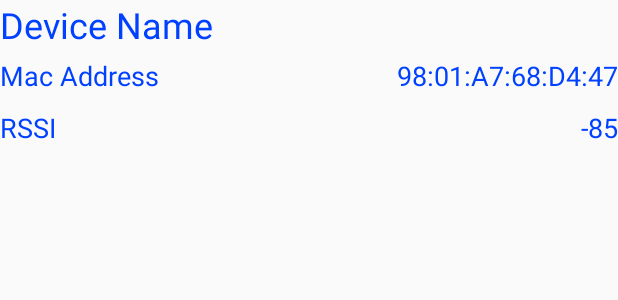
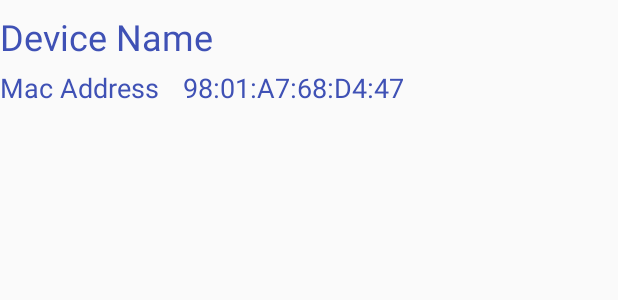
Before and after one commit to rdmcbath/BLEDemo, an Android app: the layout list_row.xml on its own in the app's theme, with its tools: preview values and no code run, on a phone screen of 412 x 824 dp. Shown: the top 300 px of the screen. Run offline under Robolectric (Android 15) with nearby library versions, the phone set to English and light mode, and no system bars.

```diff
--- a/app/src/main/java/com/mcbath/rebecca/bledemo/BleScanner.java
+++ b/app/src/main/java/com/mcbath/rebecca/bledemo/BleScanner.java
@@ -72,8 +72,8 @@ public class BleScanner {
 		// Creates a ScanFilter object and uses it when scanning, so that only devices that are
 		// advertising with a device name of “CalAmp” will be passed to the MainActivity class for listing on the UI.
 		// Comment out next 2 lines to see all ble peripherals
-		ScanFilter filter = new ScanFilter.Builder().setDeviceName("CalAmp").build();
-		filters.add(filter);
+//		ScanFilter filter = new ScanFilter.Builder().setDeviceName("CalAmp").build();
+//		filters.add(filter);
 
 		ScanSettings settings = new ScanSettings.Builder().setScanMode(ScanSettings.SCAN_MODE_LOW_LATENCY).build();
 
--- a/app/src/main/res/layout/activity_main.xml
+++ b/app/src/main/res/layout/activity_main.xml
@@ -29,6 +29,7 @@
         android:layout_height="wrap_content"
         android:gravity="center"
         android:enabled="true"
+        tools:text="Find Devices"
         android:onClick="onScan"
         android:text="" />
 
--- a/app/src/main/res/layout/list_row.xml
+++ b/app/src/main/res/layout/list_row.xml
@@ -1,7 +1,9 @@
 <LinearLayout xmlns:android="http://schemas.android.com/apk/res/android"
-    android:layout_width="fill_parent"
-    android:layout_height="fill_parent"
+    android:layout_width="match_parent"
+    android:layout_height="wrap_content"
     xmlns:tools="http://schemas.android.com/tools"
+    android:paddingTop="8dp"
+    android:paddingBottom="8dp"
     android:orientation="vertical">
 
     <TextView
@@ -10,7 +12,7 @@
         android:layout_height="wrap_content"
         android:paddingBottom="5dp"
         android:textSize="24dp"
-        android:textColor="#0040FF"
+        android:textColor="@color/colorPrimary"
         tools:text="Device Name"
         android:text="" />
 
@@ -23,8 +25,9 @@
         android:layout_width="wrap_content"
         android:layout_height="wrap_content"
         android:paddingBottom="10dp"
+        android:layout_marginEnd="16dp"
         android:textSize="18sp"
-        android:textColor="#0040FF"
+        android:textColor="@color/colorPrimary"
         tools:text="Mac Address"
         android:text="" />
 
@@ -33,38 +36,37 @@
         android:layout_width="wrap_content"
         android:layout_height="wrap_content"
         android:paddingBottom="10dp"
-        android:layout_alignParentEnd="true"
+        android:layout_toRightOf="@+id/bdaddr_label"
         android:textSize="18sp"
-        android:textColor="#0040FF"
+        android:textColor="@color/colorPrimary"
         tools:text="98:01:A7:68:D4:47"
         android:text="" />
-
 </RelativeLayout>
 
-    <RelativeLayout
-        android:layout_width="wrap_content"
-        android:layout_height="wrap_content">
+    <!--<RelativeLayout-->
+        <!--android:layout_width="wrap_content"-->
+        <!--android:layout_height="wrap_content">-->
 
-    <TextView
-        android:id="@+id/rssi_label"
-        android:layout_width="wrap_content"
-        android:layout_height="wrap_content"
-        android:paddingBottom="10dp"
-        android:textSize="18sp"
-        android:textColor="#0040FF"
-        tools:text="RSSI"
-        android:text="" />
+    <!--<TextView-->
+        <!--android:id="@+id/rssi_label"-->
+        <!--android:layout_width="wrap_content"-->
+        <!--android:layout_height="wrap_content"-->
+        <!--android:paddingBottom="10dp"-->
+        <!--android:textSize="18sp"-->
+        <!--android:textColor="#0040FF"-->
+        <!--tools:text="RSSI"-->
+        <!--android:text="" />-->
 
-        <TextView
-            android:id="@+id/rssi"
-            android:layout_width="wrap_content"
-            android:layout_height="wrap_content"
-            android:paddingBottom="10dp"
-            android:layout_alignParentEnd="true"
-            android:textSize="18sp"
-            android:textColor="#0040FF"
-            tools:text="-85"
-            android:text="" />
+        <!--<TextView-->
+            <!--android:id="@+id/rssi"-->
+            <!--android:layout_width="wrap_content"-->
+            <!--android:layout_height="wrap_content"-->
+            <!--android:paddingBottom="10dp"-->
+            <!--android:layout_alignParentEnd="true"-->
+            <!--android:textSize="18sp"-->
+            <!--android:textColor="#0040FF"-->
+            <!--tools:text="-85"-->
+            <!--android:text="" />-->
 
-    </RelativeLayout>
+    <!--</RelativeLayout>-->
 </LinearLayout>
```
Also changed, not shown: app/src/main/java/com/mcbath/rebecca/bledemo/MainActivity.java (+22 -15 lines), app/src/main/java/com/mcbath/rebecca/bledemo/PeripheralControlActivity.java (+8 -7 lines).
